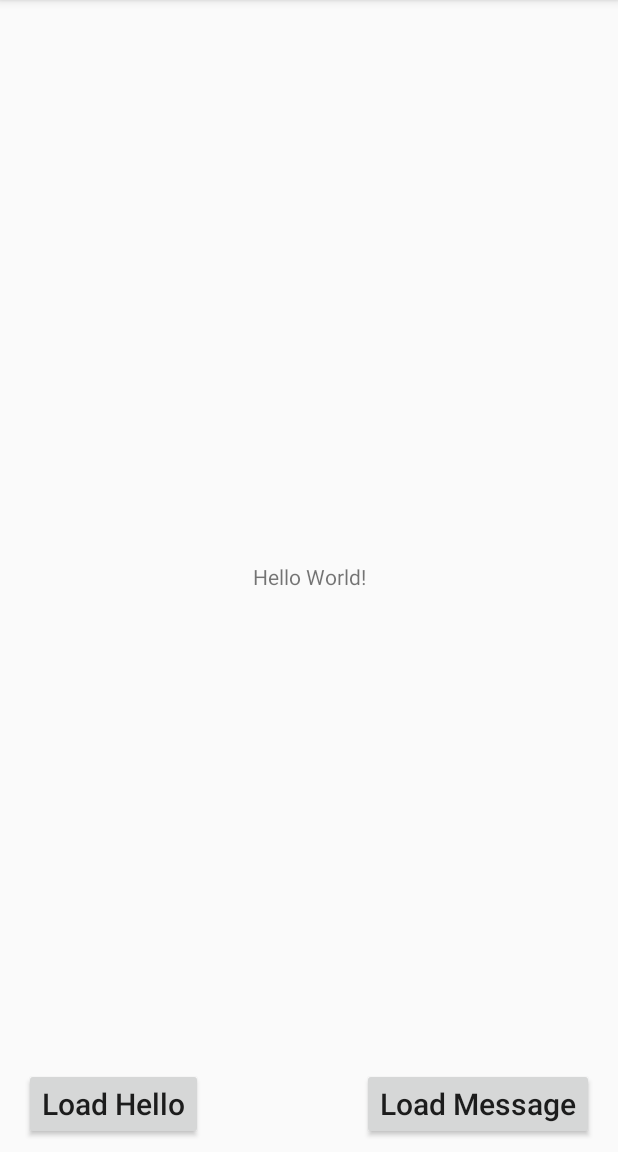
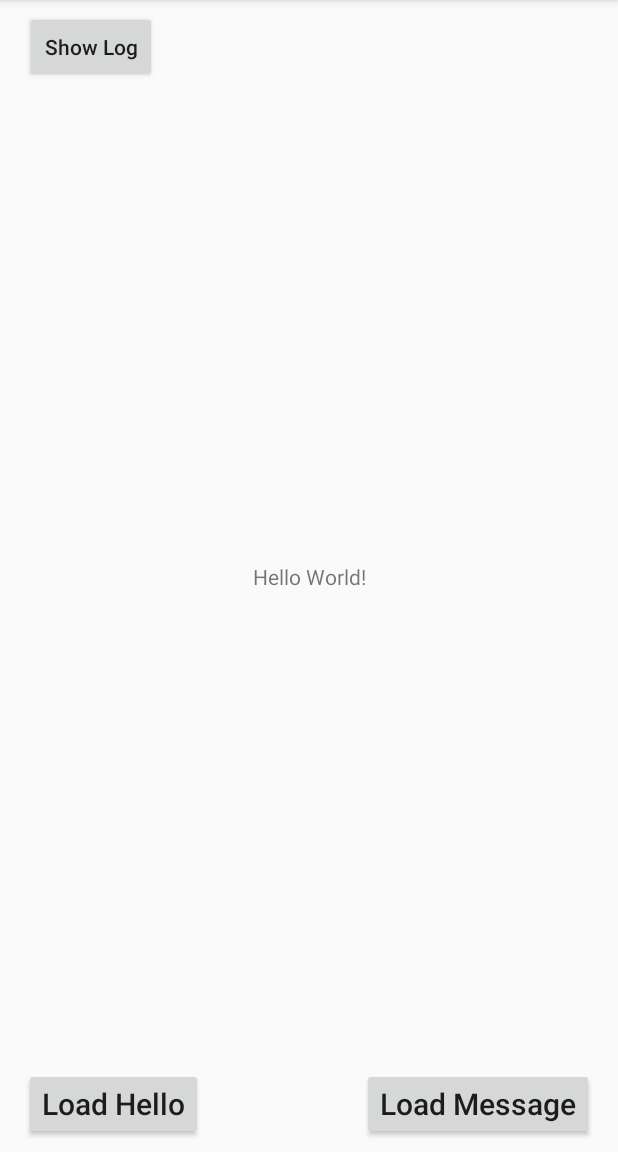
Before and after one commit to ariffork/SimpleDagger, an Android app: the screen it shows after launch (MainActivity), on a phone screen of 412 x 824 dp, the part 84-1236 px from its top. Run offline under Robolectric (Android 15) with nearby library versions, the phone set to English and light mode, and no system bars; our stand-ins replace Dagger/Hilt's generated code, RxJava.

Commit message:
create log func

```diff
--- a/app/src/main/kotlin/com/ahmadarif/simpledagger/activity/main/MainActivity.kt
+++ b/app/src/main/kotlin/com/ahmadarif/simpledagger/activity/main/MainActivity.kt
@@ -51,6 +51,10 @@ class MainActivity : AppCompatActivity(), MainActivityView {
             presenter.loadMessage()
             debug("Message clicked!")
         }
+
+        btnLogLastMessage.setOnClickListener {
+            presenter.logPref()
+        }
     }
 
     override fun onDetach() {
--- a/app/src/main/kotlin/com/ahmadarif/simpledagger/dagger/component/AppComponent.kt
+++ b/app/src/main/kotlin/com/ahmadarif/simpledagger/dagger/component/AppComponent.kt
@@ -1,5 +1,6 @@
 package com.ahmadarif.simpledagger.dagger.component
 
+import android.app.Application
 import com.ahmadarif.simpledagger.activity.main.MainActivity
 import com.ahmadarif.simpledagger.dagger.module.ApiModule
 import com.ahmadarif.simpledagger.dagger.module.AppModule
@@ -21,6 +22,7 @@ import com.ahmadarif.simpledagger.service.ApiService
 ))
 interface AppComponent {
 
+    fun application(): Application
     fun sharedPreferences(): SharedPreferences
     fun apiServive() : ApiService
 
--- a/app/src/main/kotlin/com/ahmadarif/simpledagger/extension/Logger.kt
+++ b/app/src/main/kotlin/com/ahmadarif/simpledagger/extension/Logger.kt
@@ -1,6 +1,7 @@
 package com.gambitechno.sidoi.extension
 
 import android.app.Activity
+import android.app.Application
 import android.app.Fragment
 import android.util.Log
 
@@ -14,3 +15,7 @@ fun Activity.debug(message: String) : Unit {
 fun Fragment.debug(message: String) : Unit {
     Log.d(this.javaClass.simpleName, message)
 }
+
+fun Application.debug(message: String): Unit {
+    Log.d(this.javaClass.simpleName, message)
+}
--- a/app/src/main/res/layout/activity_main.xml
+++ b/app/src/main/res/layout/activity_main.xml
@@ -46,4 +46,18 @@
         android:layout_marginBottom="8dp"
         app:layout_constraintHorizontal_bias="0.966" />
 
+    <Button
+        android:id="@+id/btnLogLastMessage"
+        android:text="Show Log"
+        android:textAllCaps="false"
+        android:layout_width="wrap_content"
+        android:layout_height="wrap_content"
+        app:layout_constraintTop_toTopOf="parent"
+        android:layout_marginTop="7dp"
+        android:layout_marginLeft="8dp"
+        app:layout_constraintLeft_toLeftOf="parent"
+        android:layout_marginRight="8dp"
+        app:layout_constraintRight_toRightOf="parent"
+        app:layout_constraintHorizontal_bias="0.028" />
+
 </android.support.constraint.ConstraintLayout>
```
Also changed, not shown: app/src/main/kotlin/com/ahmadarif/simpledagger/activity/main/MainActivityPresenter.kt (+16 -2 lines).
